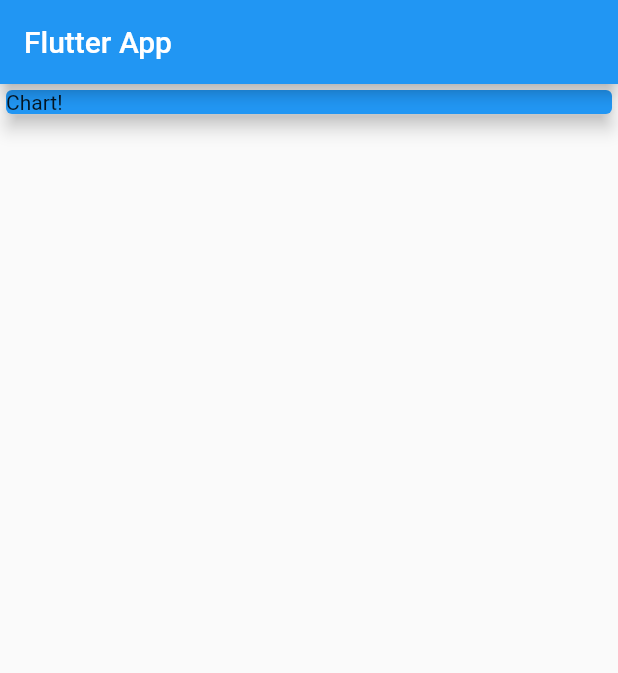
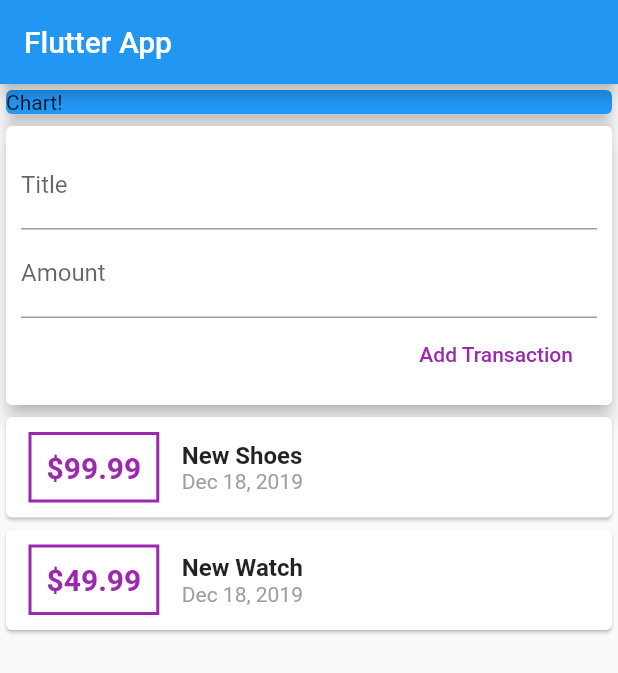
Before and after one commit to ankushmundhra/WeeklyExpenses, a Flutter app: the screen it shows after launch, on a phone screen of 412 x 824 dp. Shown: the top 673 px of the screen. Run offline on Flutter 3.47's test engine with Material 2 defaults, Android fonts, the light colour scheme and no system bars.

Commit message:
added transacation list

```diff
--- a/lib/main.dart
+++ b/lib/main.dart
@@ -1,6 +1,8 @@
 //On Windows Shift + Alt + F.
+//To wrap widgets Ctrl + .
 
 import 'package:flutter/material.dart';
+import './widgets/user_transactions.dart';
 
 void main() => runApp(MyApp());
 
@@ -27,7 +29,8 @@ class MyHomePage extends StatelessWidget {
       appBar: AppBar(
         title: Text('Flutter App'),
       ),
-      body: Column(
+      body: SingleChildScrollView(
+        child: Column(
           // mainAxisAlignment: MainAxisAlignment.start,
           crossAxisAlignment: CrossAxisAlignment.stretch,
           children: <Widget>[
@@ -39,8 +42,9 @@ class MyHomePage extends StatelessWidget {
                 elevation: 5,
               ),
             ),
-
+            UserTransactions()
           ],
+        ),
       ),
     );
   }
--- a/lib/widgets/new_transaction.dart
+++ b/lib/widgets/new_transaction.dart
@@ -2,9 +2,11 @@ import 'package:flutter/material.dart';
 
 
 class NewTransaction extends StatelessWidget {
-
+final Function addTx;
 final titleController = TextEditingController();
 final amountController = TextEditingController();
+
+NewTransaction(this.addTx);
 
   @override
   Widget build(BuildContext context) {
@@ -27,7 +29,10 @@ final amountController = TextEditingController();
                     child: Text('Add Transaction'),
                     textColor: Colors.purple,
                     onPressed: () {
-                      print(titleController.text);
+                      addTx(
+                        titleController.text,
+                        double.parse(amountController.text),
+                      );
                     },
                   )
                 ],
--- a/lib/widgets/transaction_list.dart
+++ b/lib/widgets/transaction_list.dart
@@ -1,12 +1,17 @@
 import 'package:flutter/material.dart';
 import 'package:intl/intl.dart';
+import '../models/transaction.dart';
 
 class TransactionList extends StatelessWidget {
+  final List<Transaction> transactions;
+
+  TransactionList(this.transactions);
+
 
   @override
   Widget build(BuildContext context) {
     return Column(
-      children: _userTransactions.map((tx) {
+      children: transactions.map((tx) {
         return Card(
           child: Row(
             children: <Widget>[
--- a/lib/widgets/user_transactions.dart
+++ b/lib/widgets/user_transactions.dart
@@ -23,12 +23,27 @@ class _UserTransactionsState extends State<UserTransactions> {
       date: DateTime.now(),
     ),
   ];
+
+  void _addNewTransaction(String txTitle, double txAmount){
+    final newTX = Transaction(
+      title: txTitle,
+      amount: txAmount,
+      date: DateTime.now(),
+      id: DateTime.now().toString(),
+    );
+
+  setState(() {
+    _userTransactions.add(newTX);
+  });
+
+  }
+
   @override
   Widget build(BuildContext context) {
     return Column(
       children: <Widget>[
-        NewTransaction(),
-        TransactionList()
+        NewTransaction(_addNewTransaction),
+        TransactionList(_userTransactions),
       ],
     );
   }
```
Lines whose indentation alone changed are shown as unchanged.
